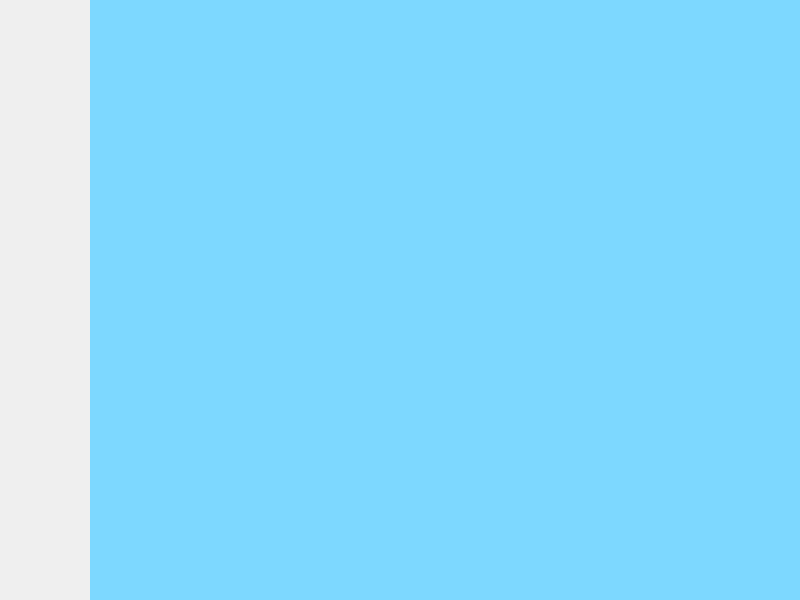
Before: the Qt Designer form src/windows/mainwindow.ui in fast-food-finder-associates/FastFoodFinder, drawn with Qt 5.
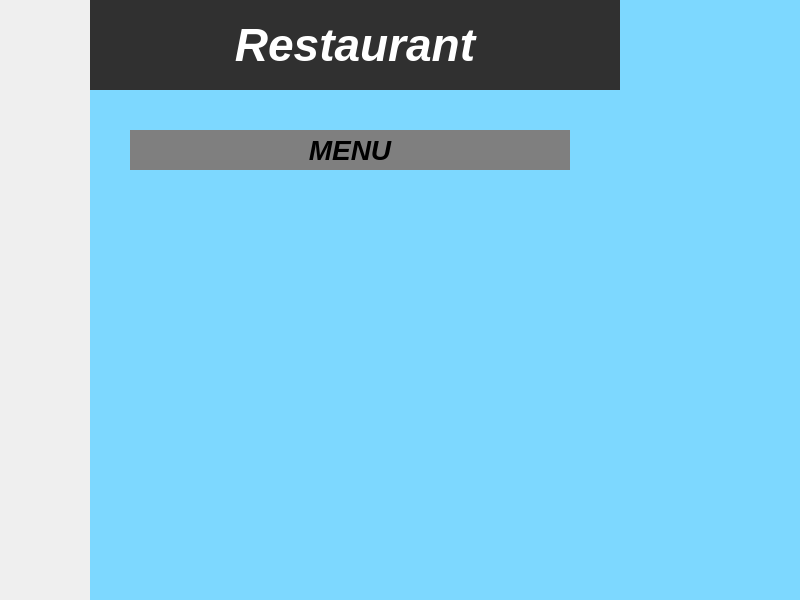
After: the same form once the commit is applied. The open tabs and pages were chosen to show the change. Icons and pictures are not drawn.

Commit message:
Menu item listing (#34)
Closes #6

### Key features
* Able to list all menu items of a given restaurant
* If needed, the list is able to display a quantity spin box that will record all changes
* When needed, the list is able to return an `std::map` of all the menu IDs and quantity related to it
* `View Restaurants` now displays all menu items when a restaurant is selected

### Future Improvements
* none

### Notes
When `MenuItem` holds a menu item ID (backend future update), make sure to set the `m_id` in `MenuListItem` appropriately.

The edit to the form file:
```diff
--- a/src/windows/mainwindow.ui
+++ b/src/windows/mainwindow.ui
@@ -95,18 +95,89 @@
     </widget>
     <widget class="QWidget" name="viewRestaurantView">
      <property name="styleSheet">
-      <string notr="true">QWidget#viewRestaurantView { background-color: #7DD8FF; }</string>
+      <string notr="true">QWidget#viewRestaurantView { background-color: #7DD8FF; }
+
+QWidget#currentRestaurantName {
+background-color: #303030;
+font-size: 46px;
+color: white;
+font:bold italic;
+}
+
+QWidget#menu {
+color: black;
+background-color: #7F7F7F;
+font-size: 28px;
+font: bold italic;
+}</string>
      </property>
      <widget class="QWidget" name="restaurantList" native="true">
       <property name="geometry">
        <rect>
-        <x>520</x>
+        <x>530</x>
         <y>0</y>
-        <width>191</width>
+        <width>180</width>
         <height>600</height>
        </rect>
       </property>
      </widget>
+     <widget class="QWidget" name="menuList" native="true">
+      <property name="geometry">
+       <rect>
+        <x>40</x>
+        <y>169</y>
+        <width>440</width>
+        <height>370</height>
+       </rect>
+      </property>
+      <property name="styleSheet">
+       <string notr="true"/>
+      </property>
+     </widget>
+     <widget class="QLabel" name="currentRestaurantName">
+      <property name="geometry">
+       <rect>
+        <x>0</x>
+        <y>0</y>
+        <width>530</width>
+        <height>90</height>
+       </rect>
+      </property>
+      <property name="styleSheet">
+       <string notr="true"/>
+      </property>
+      <property name="text">
+       <string>Restaurant</string>
+      </property>
+      <property name="alignment">
+       <set>Qt::AlignCenter</set>
+      </property>
+     </widget>
+     <widget class="QLabel" name="menu">
+      <property name="geometry">
+       <rect>
+        <x>40</x>
+        <y>130</y>
+        <width>440</width>
+        <height>40</height>
+       </rect>
+      </property>
+      <property name="styleSheet">
+       <string notr="true"/>
+      </property>
+      <property name="text">
+       <string>MENU</string>
+      </property>
+      <property name="textFormat">
+       <enum>Qt::PlainText</enum>
+      </property>
+      <property name="scaledContents">
+       <bool>false</bool>
+      </property>
+      <property name="alignment">
+       <set>Qt::AlignCenter</set>
+      </property>
+     </widget>
     </widget>
     <widget class="QWidget" name="InvManageView">
      <widget class="QStackedWidget" name="inventoryViews">
```
The commit also changes 8 other files.
